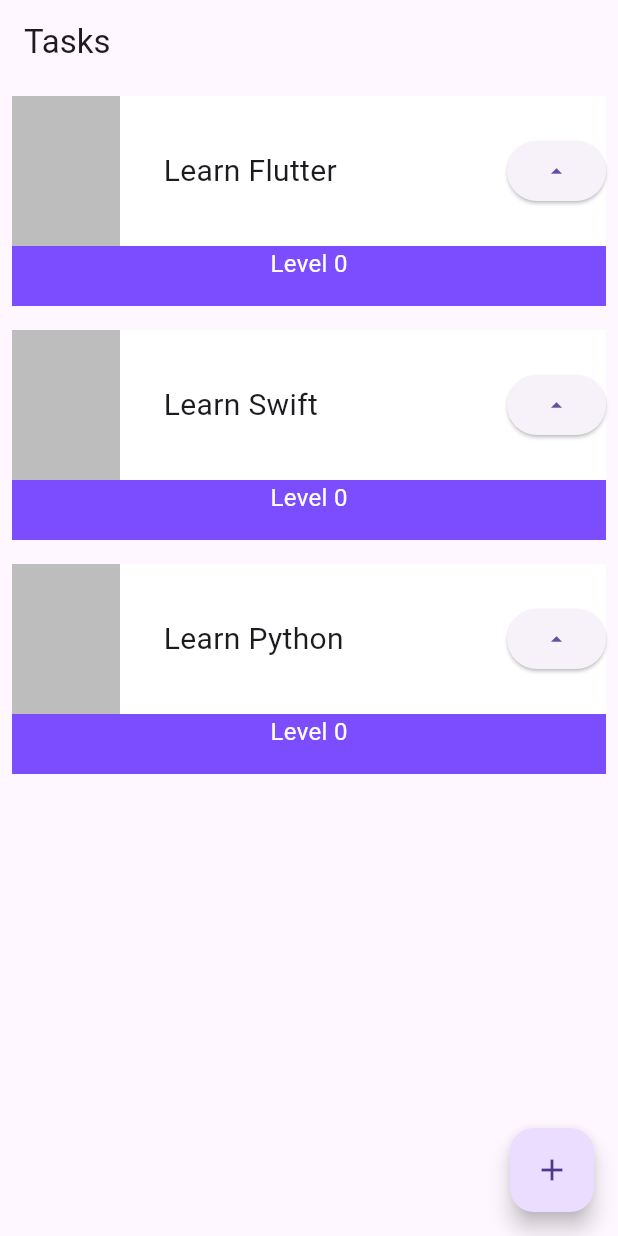
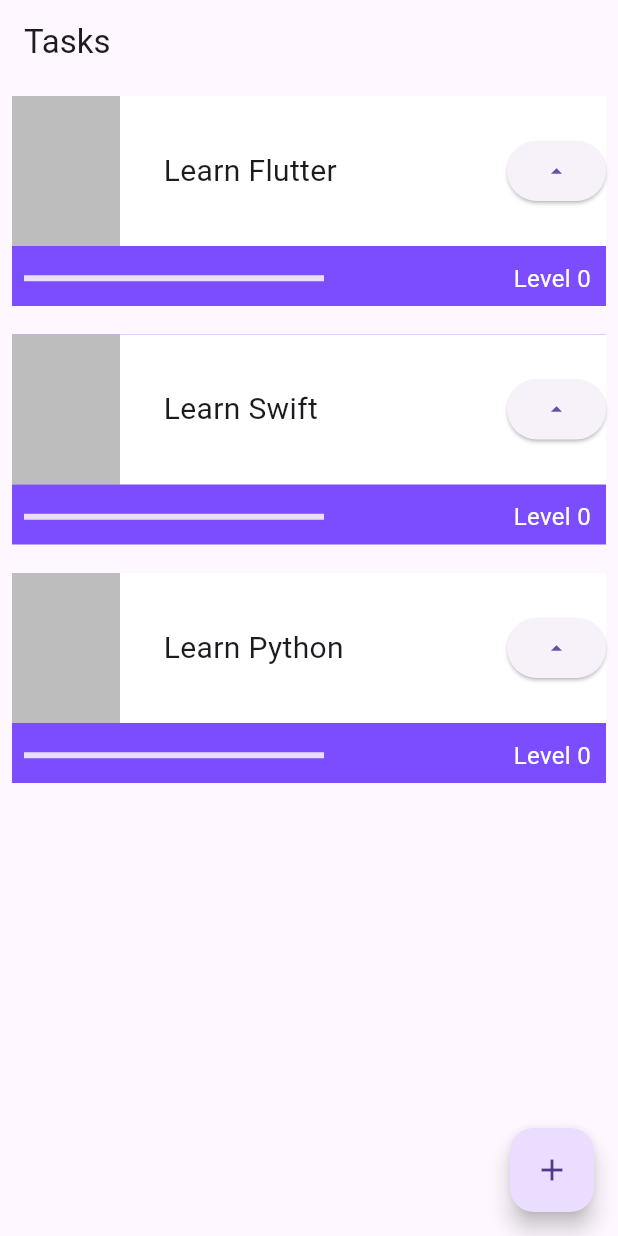
Before and after one commit to rhuancoder/rocket-todo-app, a Flutter app: the screen it shows after launch, on a phone screen of 412 x 824 dp. Run offline on Flutter 3.47's test engine with Material 3 defaults, Android fonts, the phone set to English and light mode, and no system bars.

Commit message:
feat: add progress bar

```diff
--- a/lib/main.dart
+++ b/lib/main.dart
@@ -92,9 +92,27 @@ class _TaskState extends State<Task> {
                     ],
                   ),
                 ),
-                Text(
-                  'Level $level',
-                  style: TextStyle(color: Colors.white, fontSize: 16),
+                Row(
+                  mainAxisAlignment: MainAxisAlignment.spaceBetween,
+                  children: [
+                    Padding(
+                      padding: const EdgeInsets.all(8),
+                      child: Container(
+                        child: LinearProgressIndicator(
+                          color: Colors.white,
+                          value: level / 10,
+                        ),
+                        width: 200,
+                      ),
+                    ),
+                    Padding(
+                      padding: const EdgeInsets.all(10),
+                      child: Text(
+                        'Level $level',
+                        style: TextStyle(color: Colors.white, fontSize: 16),
+                      ),
+                    ),
+                  ],
                 ),
               ],
             )
```
